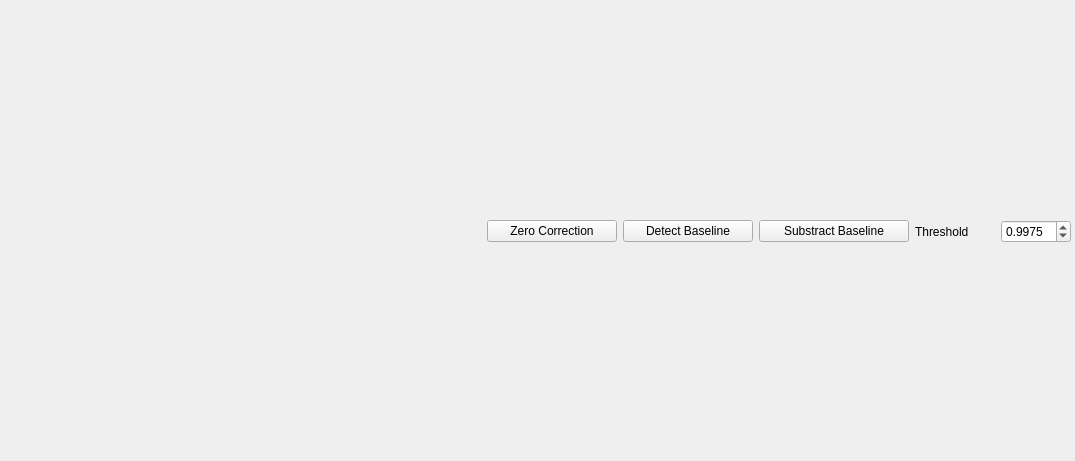
Above: Views/uiIRPlotter.ui from samuelvp360/SVP360CalculationController before the change. Below: the same form after it.
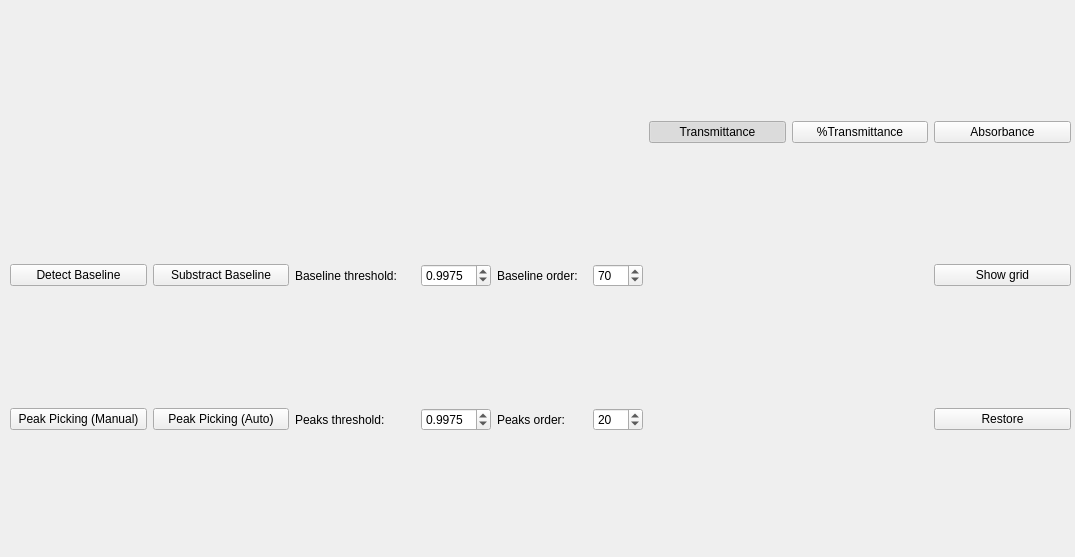
That is the form after the change.

Commit message: IRPlotter complete implementation almost done

Diff of the .ui file:
```diff
--- a/Views/uiIRPlotter.ui
+++ b/Views/uiIRPlotter.ui
@@ -7,7 +7,7 @@
     <x>0</x>
     <y>0</y>
     <width>1075</width>
-    <height>461</height>
+    <height>557</height>
    </rect>
   </property>
   <property name="windowTitle">
@@ -19,27 +19,73 @@
      <x>10</x>
      <y>6</y>
      <width>1061</width>
-     <height>451</height>
+     <height>541</height>
     </rect>
    </property>
    <layout class="QGridLayout" name="gridLayout">
-    <item row="0" column="1">
-     <widget class="QPushButton" name="uiZeroButton">
+    <item row="3" column="5">
+     <widget class="QSpinBox" name="uiOrderBaseSpinBox">
       <property name="maximumSize">
        <size>
-        <width>130</width>
+        <width>50</width>
         <height>16777215</height>
        </size>
       </property>
+      <property name="minimum">
+       <number>1</number>
+      </property>
+      <property name="value">
+       <number>70</number>
+      </property>
+     </widget>
+    </item>
+    <item row="3" column="0">
+     <widget class="QPushButton" name="uiDetectBaselineButton">
+      <property name="maximumSize">
+       <size>
+        <width>160</width>
+        <height>16777215</height>
+       </size>
+      </property>
       <property name="text">
-       <string>Zero Correction</string>
+       <string>Detect Baseline</string>
       </property>
      </widget>
     </item>
-    <item row="0" column="0">
-     <layout class="QVBoxLayout" name="uiToolbarLayout"/>
+    <item row="1" column="0" colspan="6">
+     <layout class="QVBoxLayout" name="uiToolbarLayout">
+      <property name="spacing">
+       <number>0</number>
+      </property>
+     </layout>
     </item>
-    <item row="0" column="3">
+    <item row="4" column="1">
+     <widget class="QPushButton" name="uiPeakAutoButton">
+      <property name="maximumSize">
+       <size>
+        <width>150</width>
+        <height>16777215</height>
+       </size>
+      </property>
+      <property name="text">
+       <string>Peak Picking (Auto)</string>
+      </property>
+     </widget>
+    </item>
+    <item row="1" column="6">
+     <widget class="QPushButton" name="uiTransButton">
+      <property name="text">
+       <string>Transmittance</string>
+      </property>
+      <property name="checkable">
+       <bool>true</bool>
+      </property>
+      <property name="checked">
+       <bool>true</bool>
+      </property>
+     </widget>
+    </item>
+    <item row="3" column="1">
      <widget class="QPushButton" name="uiSubsBaselineButton">
       <property name="maximumSize">
        <size>
@@ -52,8 +98,41 @@
       </property>
      </widget>
     </item>
-    <item row="0" column="5">
-     <widget class="QDoubleSpinBox" name="uiThresholdSpinBox">
+    <item row="3" column="4">
+     <widget class="QLabel" name="label_2">
+      <property name="maximumSize">
+       <size>
+        <width>110</width>
+        <height>16777215</height>
+       </size>
+      </property>
+      <property name="text">
+       <string>Baseline order:</string>
+      </property>
+     </widget>
+    </item>
+    <item row="1" column="8">
+     <widget class="QPushButton" name="uiAbsorbanceButton">
+      <property name="text">
+       <string>Absorbance</string>
+      </property>
+      <property name="checkable">
+       <bool>true</bool>
+      </property>
+      <property name="checked">
+       <bool>false</bool>
+      </property>
+     </widget>
+    </item>
+    <item row="4" column="8">
+     <widget class="QPushButton" name="uiRestoreButton">
+      <property name="text">
+       <string>Restore</string>
+      </property>
+     </widget>
+    </item>
+    <item row="3" column="3">
+     <widget class="QDoubleSpinBox" name="uiBaseThresholdSpinBox">
       <property name="maximumSize">
        <size>
         <width>70</width>
@@ -74,32 +153,119 @@
       </property>
      </widget>
     </item>
-    <item row="1" column="0" colspan="6">
+    <item row="3" column="8">
+     <widget class="QPushButton" name="uiShowGridButton">
+      <property name="text">
+       <string>Show grid</string>
+      </property>
+      <property name="checkable">
+       <bool>true</bool>
+      </property>
+      <property name="checked">
+       <bool>false</bool>
+      </property>
+     </widget>
+    </item>
+    <item row="1" column="7">
+     <widget class="QPushButton" name="uiPercentTransButton">
+      <property name="text">
+       <string>%Transmittance</string>
+      </property>
+      <property name="checkable">
+       <bool>true</bool>
+      </property>
+      <property name="checked">
+       <bool>false</bool>
+      </property>
+     </widget>
+    </item>
+    <item row="2" column="0" colspan="9">
      <layout class="QVBoxLayout" name="uiSpectraLayout"/>
     </item>
-    <item row="0" column="4">
+    <item row="3" column="2">
      <widget class="QLabel" name="label">
       <property name="maximumSize">
        <size>
-        <width>80</width>
+        <width>150</width>
         <height>16777215</height>
        </size>
       </property>
       <property name="text">
-       <string>Threshold</string>
+       <string>Baseline threshold:</string>
       </property>
      </widget>
     </item>
-    <item row="0" column="2">
-     <widget class="QPushButton" name="uiDetectBaselineButton">
+    <item row="4" column="2">
+     <widget class="QLabel" name="label_4">
       <property name="maximumSize">
        <size>
-        <width>130</width>
+        <width>120</width>
         <height>16777215</height>
        </size>
       </property>
       <property name="text">
-       <string>Detect Baseline</string>
+       <string>Peaks threshold:</string>
+      </property>
+     </widget>
+    </item>
+    <item row="4" column="3">
+     <widget class="QDoubleSpinBox" name="uiPeaksThresholdSpinBox">
+      <property name="maximumSize">
+       <size>
+        <width>70</width>
+        <height>16777215</height>
+       </size>
+      </property>
+      <property name="decimals">
+       <number>4</number>
+      </property>
+      <property name="maximum">
+       <double>1.000000000000000</double>
+      </property>
+      <property name="singleStep">
+       <double>0.000100000000000</double>
+      </property>
+      <property name="value">
+       <double>0.997500000000000</double>
+      </property>
+     </widget>
+    </item>
+    <item row="4" column="4">
+     <widget class="QLabel" name="label_3">
+      <property name="maximumSize">
+       <size>
+        <width>90</width>
+        <height>16777215</height>
+       </size>
+      </property>
+      <property name="text">
+       <string>Peaks order:</string>
+      </property>
+     </widget>
+    </item>
+    <item row="4" column="5">
+     <widget class="QSpinBox" name="uiOrderPeaksSpinBox">
+      <property name="maximumSize">
+       <size>
+        <width>50</width>
+        <height>16777215</height>
+       </size>
+      </property>
+      <property name="minimum">
+       <number>1</number>
+      </property>
+      <property name="value">
+       <number>20</number>
+      </property>
+     </widget>
+    </item>
+    <item row="4" column="0">
+     <widget class="QPushButton" name="uiPeakManualButton">
+      <property name="text">
+       <string>Peak Picking (Manual)</string>
+      </property>
+      <property name="checkable">
+       <bool>true</bool>
       </property>
      </widget>
     </item>
```
Left out of the diff: 6 changed lines with no effect on the pictures. The commit also changes 5 other files.
